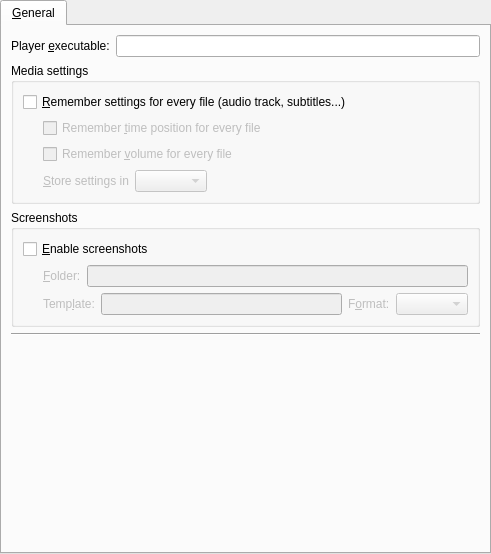
wilbert2000/wzplayer, file src/gui/pref/general.ui: the form before one commit.
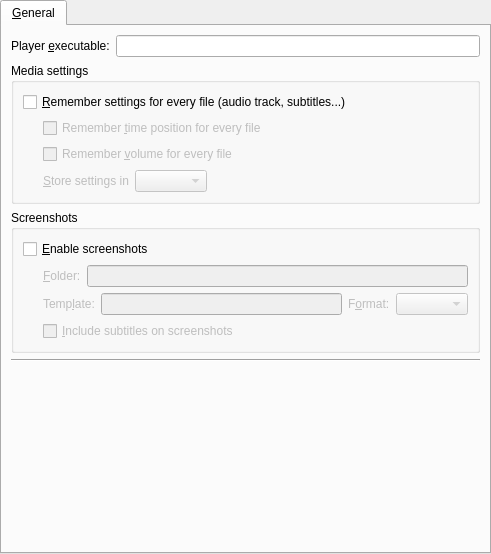
The form after the commit. Custom widgets are drawn as their Qt base class.

Commit message: Moved "Subtitles on screenshots" from subtitles to screenshots settings

```diff
--- a/src/gui/pref/general.ui
+++ b/src/gui/pref/general.ui
@@ -262,6 +262,39 @@
             </item>
            </layout>
           </item>
+          <item>
+           <layout class="QHBoxLayout" name="horizontalLayout">
+            <property name="bottomMargin">
+             <number>0</number>
+            </property>
+            <item>
+             <spacer name="horizontalSpacer">
+              <property name="orientation">
+               <enum>Qt::Horizontal</enum>
+              </property>
+              <property name="sizeType">
+               <enum>QSizePolicy::Fixed</enum>
+              </property>
+              <property name="sizeHint" stdset="0">
+               <size>
+                <width>20</width>
+                <height>20</height>
+               </size>
+              </property>
+             </spacer>
+            </item>
+            <item>
+             <widget class="QCheckBox" name="subtitles_on_screeshots_check">
+              <property name="enabled">
+               <bool>false</bool>
+              </property>
+              <property name="text">
+               <string>&amp;Include subtitles on screenshots</string>
+              </property>
+             </widget>
+            </item>
+           </layout>
+          </item>
          </layout>
         </widget>
        </item>
```
Left out of the diff: 21 changed lines with no effect on the pictures. The commit also changes 5 other files.
